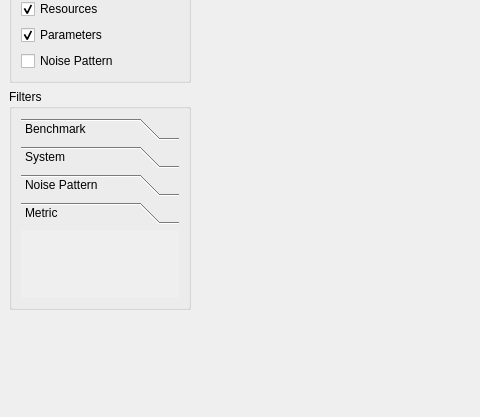
Old version of the form analysis/norc/ui/mainwindow.ui in the repository tuda-parallel/NORC; both pictures show x 0 to 480 and y 305 to 722 of the 994 by 722 pixel window.
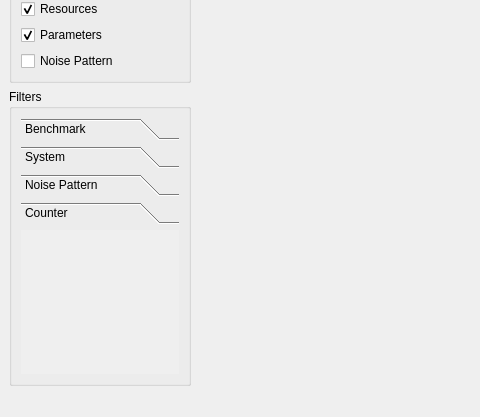
New version of the form. Icons and pictures are not drawn.

The edit to the form file:
```diff
--- a/analysis/norc/ui/mainwindow.ui
+++ b/analysis/norc/ui/mainwindow.ui
@@ -229,6 +229,12 @@
        </item>
        <item>
         <widget class="QGroupBox" name="groupBox_5">
+         <property name="sizePolicy">
+          <sizepolicy hsizetype="Preferred" vsizetype="Expanding">
+           <horstretch>0</horstretch>
+           <verstretch>0</verstretch>
+          </sizepolicy>
+         </property>
          <property name="title">
           <string>Filters</string>
          </property>
@@ -285,12 +291,12 @@
               <rect>
                <x>0</x>
                <y>0</y>
-               <width>162</width>
-               <height>65</height>
+               <width>158</width>
+               <height>124</height>
               </rect>
              </property>
              <attribute name="label">
-              <string>Metric</string>
+              <string>Counter</string>
              </attribute>
              <layout class="QVBoxLayout" name="verticalLayout_7"/>
             </widget>
@@ -299,19 +305,6 @@
          </layout>
         </widget>
        </item>
-       <item>
-        <spacer name="verticalSpacer">
-         <property name="orientation">
-          <enum>Qt::Vertical</enum>
-         </property>
-         <property name="sizeHint" stdset="0">
-          <size>
-           <width>20</width>
-           <height>40</height>
-          </size>
-         </property>
-        </spacer>
-       </item>
       </layout>
      </widget>
     </item>
```
Left out of the diff: 15 changed lines with no effect on the pictures.
